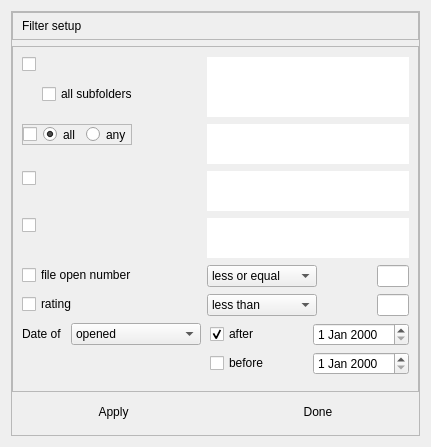
The window that src/widgets/set_filter.ui (Michal-D4/fileo) describes before a commit, drawn with Qt 5.
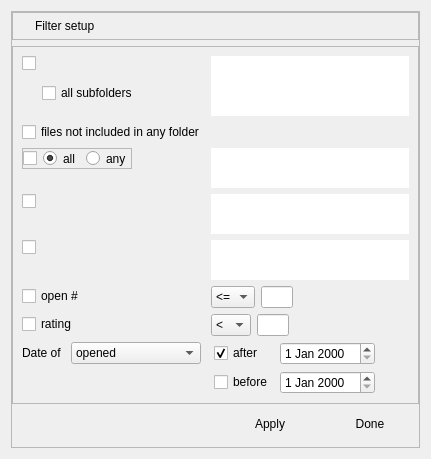
The same window after the commit.

What changed in the file:
```diff
--- a/src/widgets/set_filter.ui
+++ b/src/widgets/set_filter.ui
@@ -7,7 +7,7 @@
     <x>0</x>
     <y>0</y>
     <width>431</width>
-    <height>447</height>
+    <height>459</height>
    </rect>
   </property>
   <property name="windowTitle">
@@ -46,13 +46,20 @@
         <property name="frameShadow">
          <enum>QFrame::Raised</enum>
         </property>
-        <layout class="QHBoxLayout" name="horizontalLayout_6">
+        <layout class="QHBoxLayout" name="horizontalLayout_6" stretch="0,1">
          <property name="topMargin">
           <number>6</number>
          </property>
          <property name="bottomMargin">
           <number>6</number>
          </property>
+         <item>
+          <widget class="QLabel" name="ico">
+           <property name="text">
+            <string/>
+           </property>
+          </widget>
+         </item>
          <item>
           <widget class="QLabel" name="hdr_lbl">
            <property name="text">
@@ -129,7 +136,7 @@
            </property>
           </widget>
          </item>
-         <item row="1" column="0">
+         <item row="2" column="0">
           <widget class="QFrame" name="frame_tag">
            <property name="maximumSize">
             <size>
@@ -186,7 +193,7 @@
            </layout>
           </widget>
          </item>
-         <item row="1" column="1">
+         <item row="2" column="1">
           <widget class="QPlainTextEdit" name="tag_list">
            <property name="maximumSize">
             <size>
@@ -205,35 +212,11 @@
            </property>
           </widget>
          </item>
-         <item row="3" column="0">
-          <widget class="QCheckBox" name="selected_ext">
-          </widget>
-         </item>
-         <item row="3" column="1">
-          <widget class="QPlainTextEdit" name="ext_list">
-           <property name="maximumSize">
-            <size>
-             <width>16777215</width>
-             <height>40</height>
-            </size>
-           </property>
-           <property name="frameShape">
-            <enum>QFrame::NoFrame</enum>
-           </property>
-           <property name="frameShadow">
-            <enum>QFrame::Plain</enum>
-           </property>
-           <property name="readOnly">
-            <bool>true</bool>
-           </property>
-          </widget>
-         </item>
          <item row="4" column="0">
-          <widget class="QCheckBox" name="selected_author">
-          </widget>
+          <widget class="QCheckBox" name="selected_ext"/>
          </item>
          <item row="4" column="1">
-          <widget class="QPlainTextEdit" name="author_list">
+          <widget class="QPlainTextEdit" name="ext_list">
            <property name="maximumSize">
             <size>
              <width>16777215</width>
@@ -252,47 +235,56 @@
           </widget>
          </item>
          <item row="5" column="0">
-          <widget class="QCheckBox" name="open_sel">
-           <property name="text">
-            <string>file open number</string>
-           </property>
-          </widget>
+          <widget class="QCheckBox" name="selected_author"/>
          </item>
          <item row="5" column="1">
+          <widget class="QPlainTextEdit" name="author_list">
+           <property name="maximumSize">
+            <size>
+             <width>16777215</width>
+             <height>40</height>
+            </size>
+           </property>
+           <property name="frameShape">
+            <enum>QFrame::NoFrame</enum>
+           </property>
+           <property name="frameShadow">
+            <enum>QFrame::Plain</enum>
+           </property>
+           <property name="readOnly">
+            <bool>true</bool>
+           </property>
+          </widget>
+         </item>
+         <item row="6" column="0">
+          <widget class="QCheckBox" name="open_sel">
+           <property name="text">
+            <string>open #</string>
+           </property>
+          </widget>
+         </item>
+         <item row="6" column="1">
           <layout class="QHBoxLayout" name="horizontalLayout">
            <item>
             <widget class="QComboBox" name="open_cond">
              <property name="minimumSize">
               <size>
-               <width>110</width>
+               <width>40</width>
                <height>0</height>
               </size>
              </property>
              <item>
               <property name="text">
-               <string>less or equal</string>
+               <string>&lt;=</string>
               </property>
              </item>
              <item>
               <property name="text">
-               <string>greater than</string>
+               <string>&gt;</string>
               </property>
              </item>
             </widget>
            </item>
-           <item>
-            <spacer name="horizontalSpacer_2">
-             <property name="orientation">
-              <enum>Qt::Horizontal</enum>
-             </property>
-             <property name="sizeHint" stdset="0">
-              <size>
-               <width>40</width>
-               <height>20</height>
-              </size>
-             </property>
-            </spacer>
-           </item>
            <item>
             <widget class="QLineEdit" name="open_edit">
              <property name="sizePolicy">
@@ -318,55 +310,55 @@
              </property>
             </widget>
            </item>
+           <item>
+            <spacer name="horizontalSpacer_2">
+             <property name="orientation">
+              <enum>Qt::Horizontal</enum>
+             </property>
+             <property name="sizeHint" stdset="0">
+              <size>
+               <width>40</width>
+               <height>20</height>
+              </size>
+             </property>
+            </spacer>
+           </item>
           </layout>
          </item>
-         <item row="6" column="0">
+         <item row="7" column="0">
           <widget class="QCheckBox" name="rating_sel">
            <property name="text">
             <string>rating</string>
            </property>
           </widget>
          </item>
-         <item row="6" column="1">
+         <item row="7" column="1">
           <layout class="QHBoxLayout" name="horizontalLayout_2">
            <item>
             <widget class="QComboBox" name="rating_cond">
              <property name="minimumSize">
               <size>
-               <width>110</width>
+               <width>40</width>
                <height>0</height>
               </size>
              </property>
              <item>
               <property name="text">
-               <string>less than</string>
+               <string>&lt;</string>
               </property>
              </item>
              <item>
               <property name="text">
-               <string>equal to</string>
+               <string>=</string>
               </property>
              </item>
              <item>
               <property name="text">
-               <string>greater than</string>
+               <string>&gt;</string>
               </property>
              </item>
             </widget>
            </item>
-           <item>
-            <spacer name="horizontalSpacer_3">
-             <property name="orientation">
-              <enum>Qt::Horizontal</enum>
-             </property>
-             <property name="sizeHint" stdset="0">
-              <size>
-               <width>40</width>
-               <height>20</height>
-              </size>
-             </property>
-            </spacer>
-           </item>
            <item>
             <widget class="QLineEdit" name="rating_edit">
              <property name="sizePolicy">
@@ -392,9 +384,22 @@
              </property>
             </widget>
            </item>
+           <item>
+            <spacer name="horizontalSpacer_3">
+             <property name="orientation">
+              <enum>Qt::Horizontal</enum>
+             </property>
+             <property name="sizeHint" stdset="0">
+              <size>
+               <width>40</width>
+               <height>20</height>
+              </size>
+             </property>
+            </spacer>
+           </item>
           </layout>
          </item>
-         <item row="7" column="0">
+         <item row="8" column="0">
           <layout class="QHBoxLayout" name="horizontalLayout_3">
            <property name="spacing">
             <number>9</number>
@@ -438,7 +443,7 @@
            </item>
           </layout>
          </item>
-         <item row="7" column="1">
+         <item row="8" column="1">
           <layout class="QVBoxLayout" name="verticalLayout_2">
            <item>
             <layout class="QHBoxLayout" name="horizontalLayout_4">
@@ -447,6 +452,12 @@
              </property>
              <item>
               <widget class="QCheckBox" name="after">
+               <property name="minimumSize">
+                <size>
+                 <width>60</width>
+                 <height>0</height>
+                </size>
+               </property>
                <property name="text">
                 <string>after</string>
                </property>
@@ -456,8 +467,20 @@
               </widget>
              </item>
              <item>
-              <widget class="QDateEdit" name="after_date">
-              </widget>
+              <widget class="QDateEdit" name="after_date"/>
+             </item>
+             <item>
+              <spacer name="horizontalSpacer">
+               <property name="orientation">
+                <enum>Qt::Horizontal</enum>
+               </property>
+               <property name="sizeHint" stdset="0">
+                <size>
+                 <width>40</width>
+                 <height>20</height>
+                </size>
+               </property>
+              </spacer>
              </item>
             </layout>
            </item>
@@ -468,19 +491,44 @@
              </property>
              <item>
               <widget class="QCheckBox" name="before">
+               <property name="minimumSize">
+                <size>
+                 <width>60</width>
+                 <height>0</height>
+                </size>
+               </property>
                <property name="text">
                 <string>before</string>
                </property>
               </widget>
              </item>
              <item>
-              <widget class="QDateEdit" name="before_date">
-              </widget>
+              <widget class="QDateEdit" name="before_date"/>
+             </item>
+             <item>
+              <spacer name="horizontalSpacer_4">
+               <property name="orientation">
+                <enum>Qt::Horizontal</enum>
+               </property>
+               <property name="sizeHint" stdset="0">
+                <size>
+                 <width>40</width>
+                 <height>20</height>
+                </size>
+               </property>
+              </spacer>
              </item>
             </layout>
            </item>
           </layout>
          </item>
+         <item row="1" column="0">
+          <widget class="QCheckBox" name="no_folder">
+           <property name="text">
+            <string>files not included in any folder</string>
+           </property>
+          </widget>
+         </item>
         </layout>
        </widget>
       </item>
@@ -501,6 +549,19 @@
         <property name="bottomMargin">
          <number>0</number>
         </property>
+        <item>
+         <spacer name="horizontalSpacer_5">
+          <property name="orientation">
+           <enum>Qt::Horizontal</enum>
+          </property>
+          <property name="sizeHint" stdset="0">
+           <size>
+            <width>40</width>
+            <height>20</height>
+           </size>
+          </property>
+         </spacer>
+        </item>
         <item>
          <widget class="QPushButton" name="btnApply">
           <property name="minimumSize">
```
